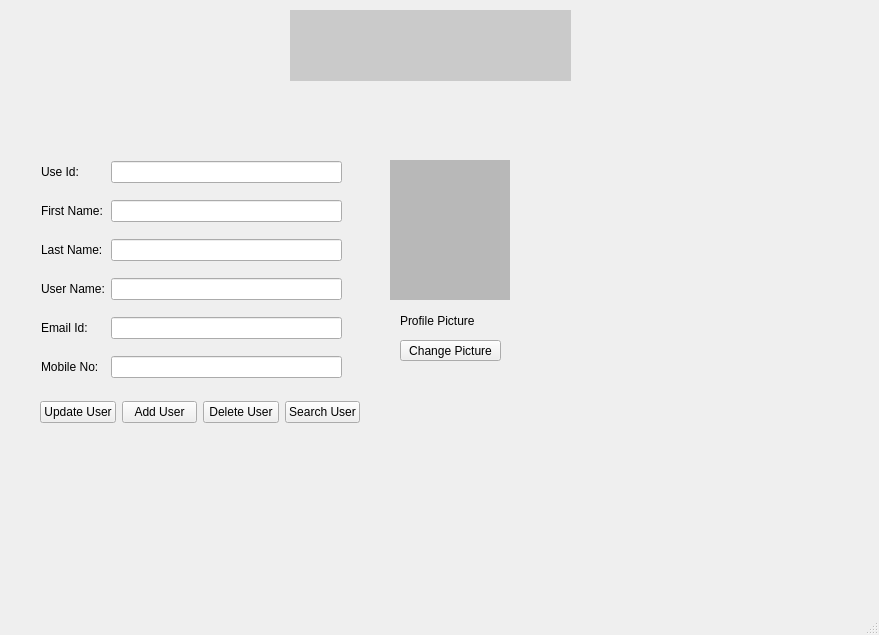
Above: ui/UiAdminPage.ui from sanket1211996/HawkEye before the change. Below: the same form after it.
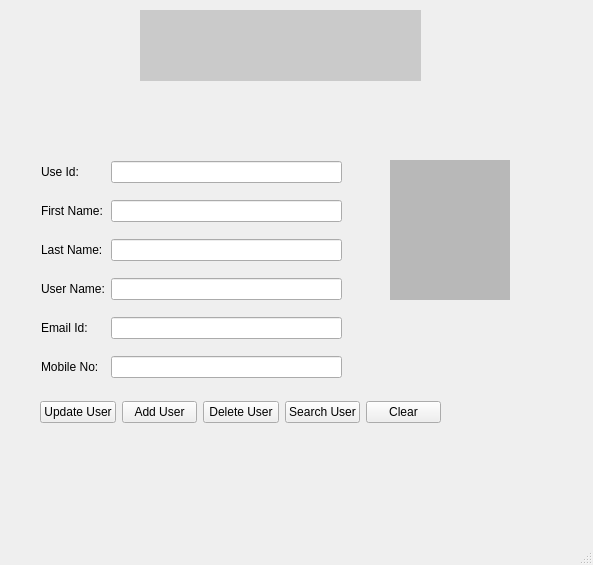
That is the form after the change. Icons and pictures are not drawn.

Commit message: Changes in Ui Page 2 Video Player Added new videoDatabase Table added.Drop down combobox for date select and show and today button display table

```diff
--- a/ui/UiAdminPage.ui
+++ b/ui/UiAdminPage.ui
@@ -6,8 +6,8 @@
    <rect>
     <x>0</x>
     <y>0</y>
-    <width>879</width>
-    <height>635</height>
+    <width>593</width>
+    <height>565</height>
    </rect>
   </property>
   <property name="windowTitle">
@@ -26,7 +26,7 @@
    <widget class="QLabel" name="label_logo">
     <property name="geometry">
      <rect>
-      <x>290</x>
+      <x>140</x>
       <y>10</y>
       <width>281</width>
       <height>71</height>
@@ -56,36 +56,7 @@
      <string/>
     </property>
    </widget>
-   <widget class="QLabel" name="label_propic_name">
-    <property name="geometry">
-     <rect>
-      <x>400</x>
-      <y>310</y>
-      <width>101</width>
-      <height>21</height>
-     </rect>
-    </property>
-    <property name="styleSheet">
-     <string notr="true">font: 75 12pt &quot;MS Shell Dlg 2&quot;;</string>
-    </property>
-    <property name="text">
-     <string>Profile Picture</string>
-    </property>
-   </widget>
-   <widget class="QPushButton" name="pushButton_changepic">
-    <property name="geometry">
-     <rect>
-      <x>400</x>
-      <y>340</y>
-      <width>101</width>
-      <height>21</height>
-     </rect>
-    </property>
-    <property name="text">
-     <string>Change Picture</string>
-    </property>
-   </widget>
-   <widget class="QWidget" name="">
+   <widget class="QWidget" name="layoutWidget">
     <property name="geometry">
      <rect>
       <x>41</x>
@@ -200,12 +171,12 @@
      </item>
     </layout>
    </widget>
-   <widget class="QWidget" name="">
+   <widget class="QWidget" name="layoutWidget">
     <property name="geometry">
      <rect>
       <x>40</x>
       <y>400</y>
-      <width>320</width>
+      <width>401</width>
       <height>25</height>
      </rect>
     </property>
@@ -238,6 +209,13 @@
        </property>
       </widget>
      </item>
+     <item>
+      <widget class="QPushButton" name="pushButton_clear">
+       <property name="text">
+        <string>Clear</string>
+       </property>
+      </widget>
+     </item>
     </layout>
    </widget>
   </widget>
```
Left out of the diff: 7 changed lines with no effect on the pictures. The commit also changes 17 other files.
